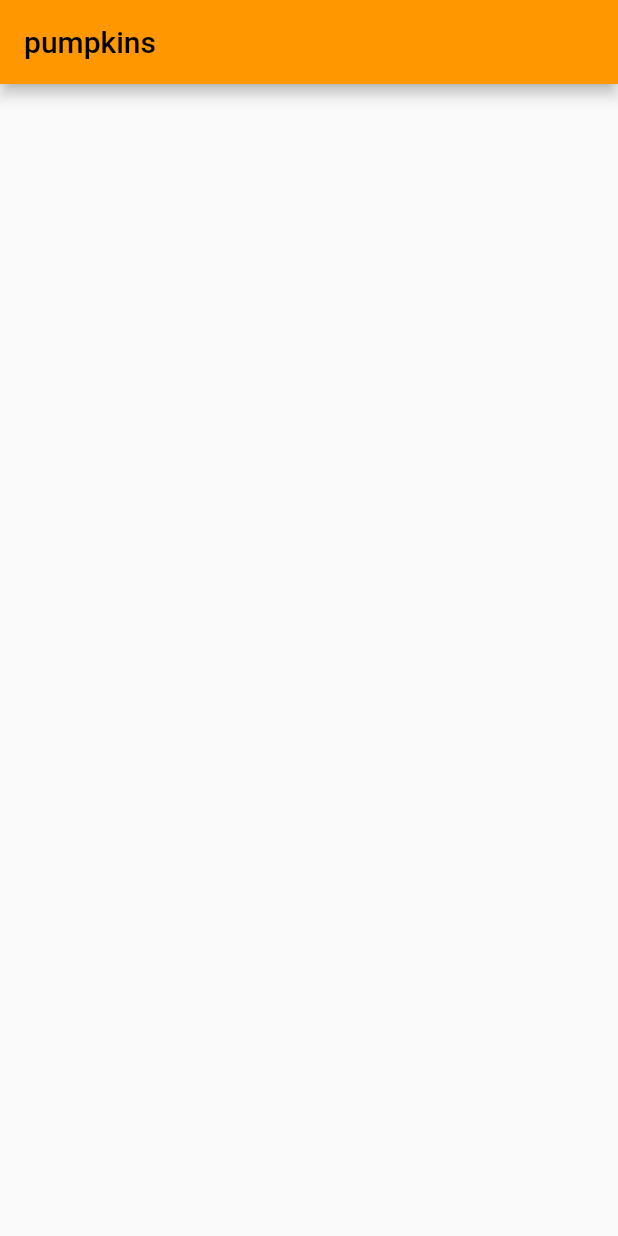
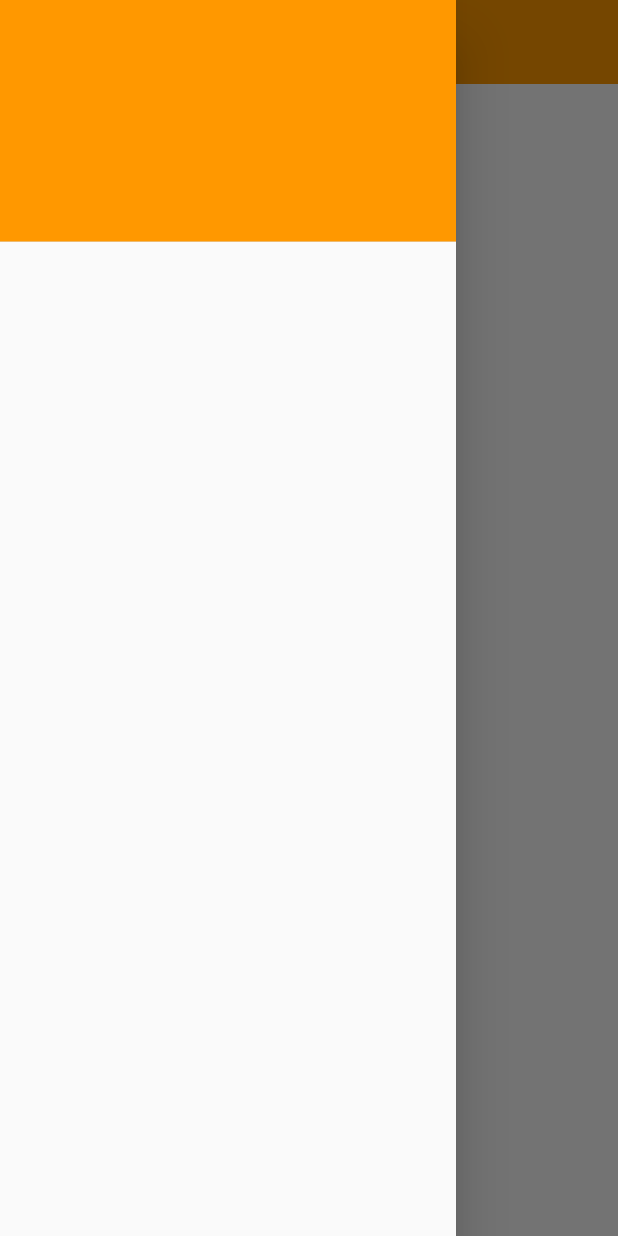
Before and after one commit to LaniW/pumpkins, a Flutter app: the screen it shows after launch, with the side drawer open (before the commit the screen has no drawer), on a phone screen of 412 x 824 dp. Run offline on Flutter 3.47's test engine with Material 2 defaults, Android fonts, the phone set to English and light mode, and no system bars; our stand-ins replace google_fonts.

Commit message:
gradle, kotlin, google fonts update

```diff
--- a/lib/main.dart
+++ b/lib/main.dart
@@ -13,8 +13,11 @@
     return MaterialApp(
       title: 'pumpkins',
       theme: ThemeData(
-        primarySwatch: Colors.orange,
-      ),
+          primarySwatch: Colors.orange,
+          textTheme: GoogleFonts.robotoMonoTextTheme(
+            Theme.of(context).textTheme,
+          )),
+      debugShowCheckedModeBanner: false,
       home: const MyHomePage(title: 'pumpkins'),
     );
   }
@@ -34,8 +37,18 @@
   Widget build(BuildContext context) {
     return Scaffold(
       appBar: AppBar(
-        title: Text(widget.title),
+        title: Text(widget.title, style: GoogleFonts.robotoMono()),
+        elevation: 0,
       ),
+      drawer: Drawer(
+          child: ListView(padding: EdgeInsets.zero, children: const [
+        DrawerHeader(
+          decoration: BoxDecoration(
+            color: Colors.orange,
+          ),
+          child: Text(''),
+        ),
+      ])),
       body: Center(
         child: Column(
           mainAxisAlignment: MainAxisAlignment.center,
--- a/pubspec.yaml
+++ b/pubspec.yaml
@@ -34,7 +34,7 @@ dependencies:
   # The following adds the Cupertino Icons font to your application.
   # Use with the CupertinoIcons class for iOS style icons.
   cupertino_icons: ^1.0.2
-  google_fonts: ^2.3.0
+  google_fonts: ^2.3.1
 
 dev_dependencies:
   flutter_test:
```
Also changed, not shown: pubspec.lock, 2 other files.
